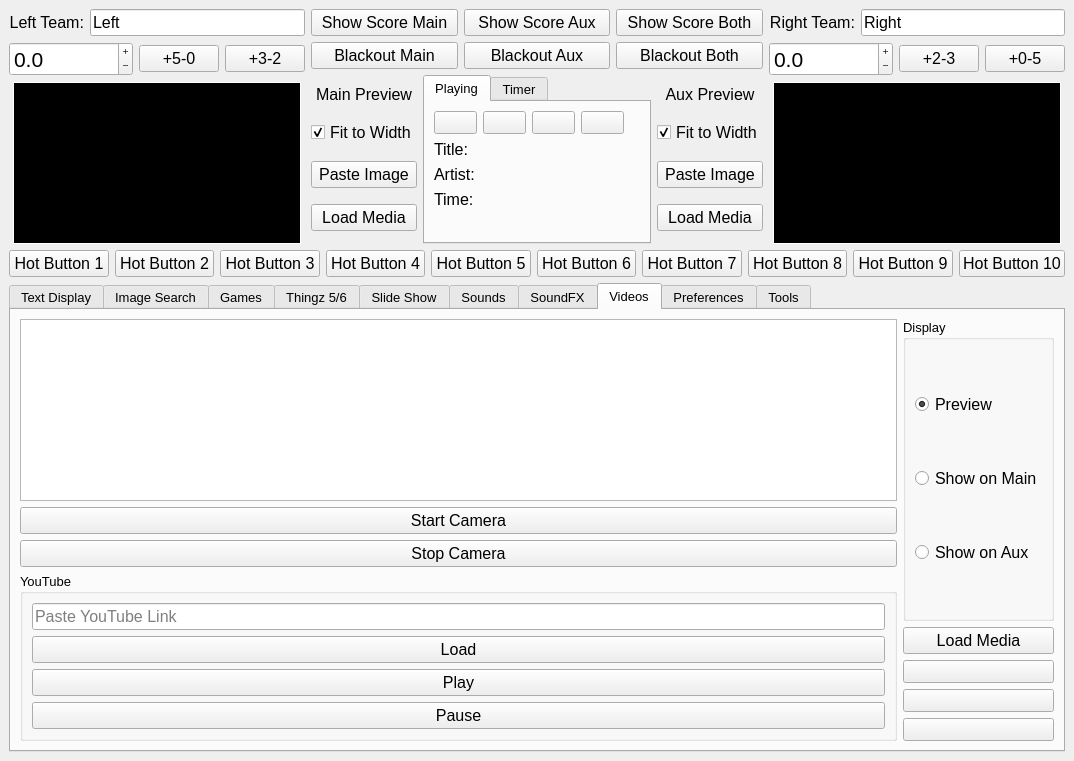
guywinterbotham/ImproTron, file ImproTronControlPanel.ui: the form before one commit.
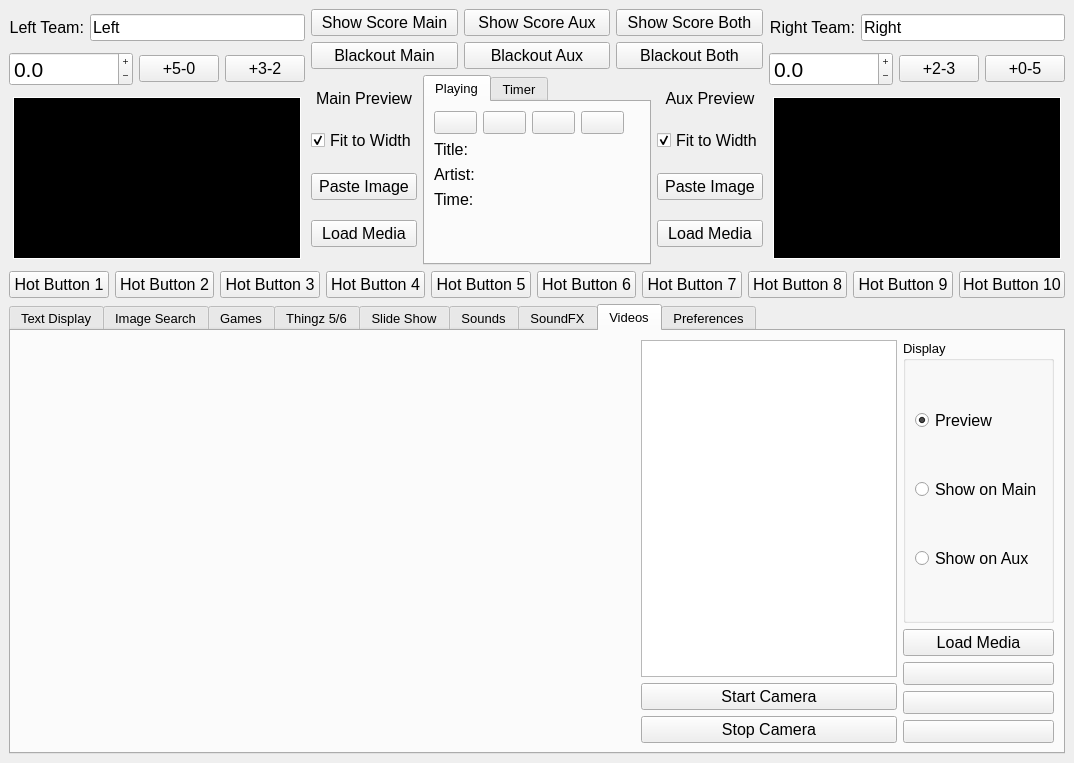
The form after the commit. The open tabs and pages were chosen to show the change. Icons and pictures are not drawn.

```diff
--- a/ImproTronControlPanel.ui
+++ b/ImproTronControlPanel.ui
@@ -7,7 +7,7 @@
     <x>0</x>
     <y>0</y>
     <width>1056</width>
-    <height>761</height>
+    <height>763</height>
    </rect>
   </property>
   <property name="sizePolicy">
@@ -442,6 +442,18 @@
                 </item>
                 <item row="2" column="1">
                  <widget class="QLabel" name="timeRemainingLBL">
+                  <property name="minimumSize">
+                   <size>
+                    <width>0</width>
+                    <height>0</height>
+                   </size>
+                  </property>
+                  <property name="maximumSize">
+                   <size>
+                    <width>150</width>
+                    <height>16777215</height>
+                   </size>
+                  </property>
                   <property name="font">
                    <font>
                     <pointsize>12</pointsize>
@@ -454,6 +466,12 @@
                 </item>
                 <item row="0" column="1">
                  <widget class="QLabel" name="mediaTitleLBL">
+                  <property name="maximumSize">
+                   <size>
+                    <width>150</width>
+                    <height>16777215</height>
+                   </size>
+                  </property>
                   <property name="font">
                    <font>
                     <pointsize>12</pointsize>
@@ -466,6 +484,12 @@
                 </item>
                 <item row="1" column="1">
                  <widget class="QLabel" name="artistNameLBL">
+                  <property name="maximumSize">
+                   <size>
+                    <width>150</width>
+                    <height>16777215</height>
+                   </size>
+                  </property>
                   <property name="font">
                    <font>
                     <pointsize>12</pointsize>
@@ -950,6 +974,12 @@
         <verstretch>0</verstretch>
        </sizepolicy>
       </property>
+      <property name="minimumSize">
+       <size>
+        <width>0</width>
+        <height>450</height>
+       </size>
+      </property>
       <property name="currentIndex">
        <number>5</number>
       </property>
@@ -4442,6 +4472,19 @@
         <string>Videos</string>
        </attribute>
        <layout class="QHBoxLayout" name="videoTabHL">
+        <item>
+         <spacer name="horizontalSpacer">
+          <property name="orientation">
+           <enum>Qt::Orientation::Horizontal</enum>
+          </property>
+          <property name="sizeHint" stdset="0">
+           <size>
+            <width>40</width>
+            <height>20</height>
+           </size>
+          </property>
+         </spacer>
+        </item>
         <item>
          <layout class="QVBoxLayout" name="videoPreviewVL"/>
         </item>
@@ -4493,66 +4536,6 @@
             </property>
            </widget>
           </item>
-          <item>
-           <widget class="QGroupBox" name="youTubeGB">
-            <property name="title">
-             <string>YouTube</string>
-            </property>
-            <layout class="QVBoxLayout" name="verticalLayout_3">
-             <item>
-              <widget class="QLineEdit" name="youTubeLinkLE">
-               <property name="font">
-                <font>
-                 <pointsize>12</pointsize>
-                </font>
-               </property>
-               <property name="inputMask">
-                <string/>
-               </property>
-               <property name="placeholderText">
-                <string>Paste YouTube Link</string>
-               </property>
-              </widget>
-             </item>
-             <item>
-              <widget class="QPushButton" name="loadYouTubePB">
-               <property name="font">
-                <font>
-                 <pointsize>12</pointsize>
-                </font>
-               </property>
-               <property name="text">
-                <string>Load</string>
-               </property>
-              </widget>
-             </item>
-             <item>
-              <widget class="QPushButton" name="playYouTubePB">
-               <property name="font">
-                <font>
-                 <pointsize>12</pointsize>
-                </font>
-               </property>
-               <property name="text">
-                <string>Play</string>
-               </property>
-              </widget>
-             </item>
-             <item>
-              <widget class="QPushButton" name="pauseYouTubePB">
-               <property name="font">
-                <font>
-                 <pointsize>12</pointsize>
-                </font>
-               </property>
-               <property name="text">
-                <string>Pause</string>
-               </property>
-              </widget>
-             </item>
-            </layout>
-           </widget>
-          </item>
          </layout>
         </item>
         <item>
@@ -5451,52 +5434,6 @@
         </item>
        </layout>
       </widget>
-      <widget class="QWidget" name="toolsTab">
-       <attribute name="title">
-        <string>Tools</string>
-       </attribute>
-       <widget class="QGroupBox" name="timerGB">
-        <property name="geometry">
-         <rect>
-          <x>400</x>
-          <y>150</y>
-          <width>130</width>
-          <height>149</height>
-         </rect>
-        </property>
-        <property name="font">
-         <font>
-          <pointsize>12</pointsize>
-         </font>
-        </property>
-        <property name="title">
-         <string>Countdown Timer</string>
-        </property>
-        <layout class="QVBoxLayout" name="countDownVL"/>
-       </widget>
-       <widget class="QWidget" name="">
-        <property name="geometry">
-         <rect>
-          <x>670</x>
-          <y>120</y>
-          <width>197</width>
-          <height>108</height>
-         </rect>
-        </property>
-        <layout class="QVBoxLayout" name="timerLayout"/>
-       </widget>
-       <widget class="QWidget" name="">
-        <property name="geometry">
-         <rect>
-          <x>460</x>
-          <y>20</y>
-          <width>195</width>
-          <height>60</height>
-         </rect>
-        </property>
-        <layout class="QVBoxLayout" name="playingControlsHL"/>
-       </widget>
-      </widget>
      </widget>
     </item>
    </layout>
```
Left out of the diff: 14 changed lines with no effect on the pictures.
